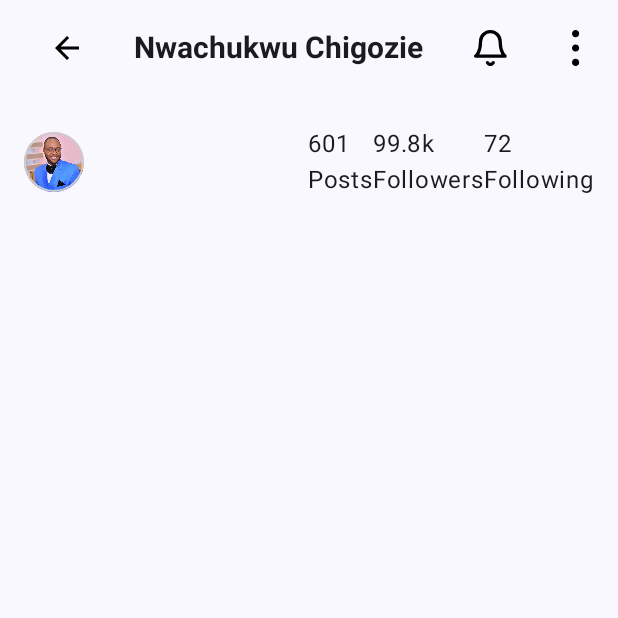
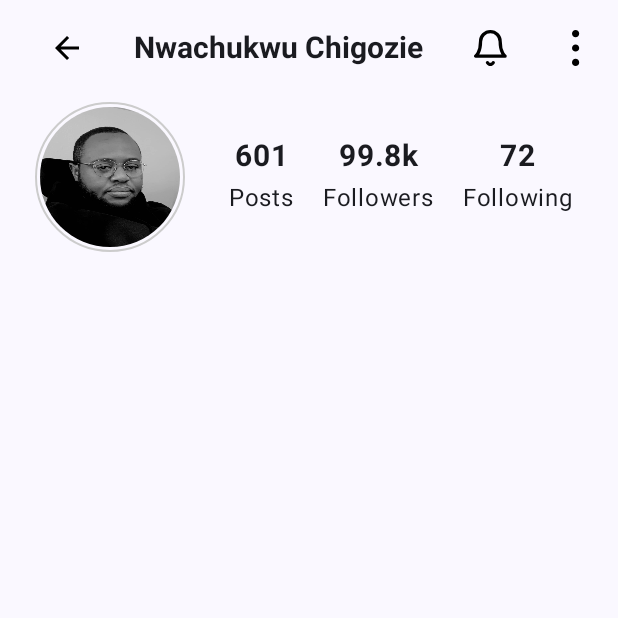
Before and after one commit to Justin-mario/mobile_instagram_ui_kotlin, an Android app built with Jetpack Compose: the screen it shows after launch (MainActivity), on a phone screen of 412 x 824 dp, the top half of it. Run offline under Robolectric (Android 15) with nearby library versions, the phone set to English and light mode, and no system bars.

Commit message:
done with profile stat section

```diff
--- a/app/src/main/java/com/example/android/instagramui/ui/ProfileScreen.kt
+++ b/app/src/main/java/com/example/android/instagramui/ui/ProfileScreen.kt
@@ -3,15 +3,15 @@ package com.example.android.instagramui.ui
 import androidx.compose.foundation.Image
 import androidx.compose.foundation.border
 import androidx.compose.foundation.layout.Arrangement
-import androidx.compose.foundation.layout.Box
 import androidx.compose.foundation.layout.Column
 import androidx.compose.foundation.layout.Row
 import androidx.compose.foundation.layout.Spacer
-import androidx.compose.foundation.layout.fillMaxSize
+import androidx.compose.foundation.layout.aspectRatio
 import androidx.compose.foundation.layout.fillMaxWidth
 import androidx.compose.foundation.layout.height
 import androidx.compose.foundation.layout.padding
 import androidx.compose.foundation.layout.size
+import androidx.compose.foundation.layout.width
 import androidx.compose.foundation.shape.CircleShape
 import androidx.compose.material.icons.Icons
 import androidx.compose.material.icons.filled.ArrowBack
@@ -44,21 +44,10 @@ fun ProfileScreen() {
             Spacer(modifier = Modifier.height(4.dp))
             ProfileSection()
         }
-    }
+}
 
 
-@Composable
-fun ProfileSection(modifier: Modifier = Modifier) {
-    Row(modifier = modifier
-        .fillMaxWidth()
-        .padding(top = 16.dp, start = 16.dp, end = 16.dp, bottom = 8.dp),
-        horizontalArrangement = Arrangement.SpaceBetween,
-        verticalAlignment = Alignment.CenterVertically) {
-        ProfilePicture(painter = painterResource(id = R.drawable.profile_picture))
-        StatSection()
-    }
 
-}
 
 @OptIn(ExperimentalMaterial3Api::class)
 @Composable
@@ -93,47 +82,75 @@ fun TopBar(
 
         }
     })
-
-
-
-
 }
 
 @Composable
-fun ProfilePicture(modifier: Modifier = Modifier,painter: Painter) {
-    Box(modifier = modifier.size(40.dp)) {
-        Image(
-            painter = painter,
-            contentDescription = "profile picture",
-            contentScale = ContentScale.FillBounds,
+fun ProfileSection(modifier: Modifier = Modifier) {
+    Row(verticalAlignment = Alignment.CenterVertically,
+        modifier = modifier
+            .fillMaxWidth()
+            .padding(horizontal = 20.dp)) {
+        RoundImage(
+            painter = painterResource(id = R.drawable.profile_image),
             modifier = Modifier
-                .clip(CircleShape)
-                .size(40.dp)
-                .border(
-                    width = 1.dp,
-                    color = Color.LightGray,
-                    shape = CircleShape
-                ))
+                .size(100.dp)
+                .weight(3f))
+        Spacer(modifier = Modifier.width(16.dp))
+        StatSection(modifier = Modifier.weight(7f))
     }
 
 }
 
 @Composable
+fun RoundImage(
+    painter: Painter,
+    modifier: Modifier = Modifier
+    ) {
+        Image(
+            painter = painter,
+            contentDescription = "profile picture",
+            modifier = modifier
+                .aspectRatio(1f, matchHeightConstraintsFirst = true)
+                .border(
+                    width = 1.dp,
+                    color = Color.LightGray,
+                    shape = CircleShape
+                )
+                .padding(3.dp)
+                .clip(CircleShape),
+            contentScale = ContentScale.FillBounds)
+    }
+
+
+@Composable
 fun StatSection(modifier: Modifier = Modifier) {
     Row(modifier = modifier,
-        horizontalArrangement = Arrangement.SpaceBetween,
+        horizontalArrangement = Arrangement.SpaceAround,
         verticalAlignment = Alignment.CenterVertically) {
-        Stat(number = "601", statName = "Posts")
-        Stat(number = "99.8k", statName = "Followers")
-        Stat(number = "72", statName = "Following")
+        ProfileStat(numberText = "601", text = "Posts")
+        ProfileStat(numberText = "99.8k", text = "Followers")
+        ProfileStat(numberText = "72", text = "Following")
     }
 }
 
 @Composable
-fun Stat(number: String, statName: String) {
-    Column() {
-        Text(text = number)
-        Text(text = statName)
+fun ProfileStat(
+    numberText: String,
+    text: String,
+    modifier: Modifier = Modifier) {
+    Column(
+        verticalArrangement = Arrangement.Center,
+        horizontalAlignment = Alignment.CenterHorizontally,
+        modifier = Modifier
+    ) {
+        Text(
+            text = numberText,
+            fontWeight = FontWeight.Bold,
+            fontSize = 20.sp)
+        Spacer(modifier = Modifier.height(4.dp))
+        Text(
+            text = text,
+            )
     }
 }
 
```
Also changed, not shown: app/src/main/res/drawable/profile_image.jpg (added), 1 other file.
